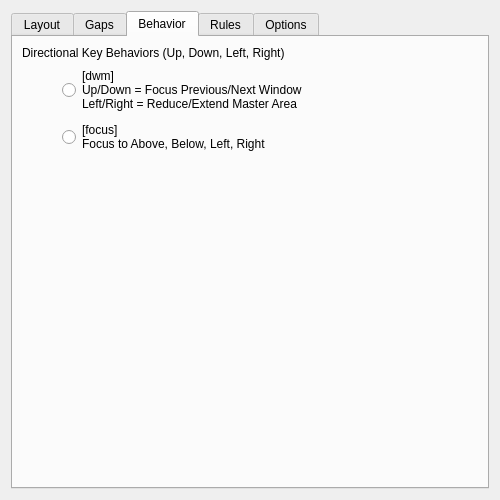
Qt form res/config.ui (Bismuth-Forge/bismuth) before a commit.
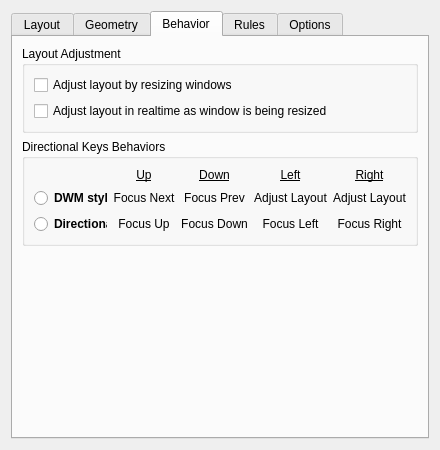
The same form after that commit. The open tabs and pages were chosen to show the change.

Commit message:
overhaul config UI
 * use groupbox instead of labels to split sections
 * improve sentences
 * item reorganization
 * etc...

The edit to the form file:
```diff
--- a/res/config.ui
+++ b/res/config.ui
@@ -6,10 +6,16 @@
    <rect>
     <x>0</x>
     <y>0</y>
-    <width>500</width>
-    <height>500</height>
+    <width>440</width>
+    <height>450</height>
    </rect>
   </property>
+  <property name="minimumSize">
+   <size>
+    <width>440</width>
+    <height>0</height>
+   </size>
+  </property>
   <property name="windowTitle">
    <string>Form</string>
   </property>
@@ -169,7 +175,7 @@
      </widget>
      <widget class="QWidget" name="gapsTab">
       <attribute name="title">
-       <string>Gaps</string>
+       <string>Geometry</string>
       </attribute>
       <layout class="QVBoxLayout" name="verticalLayout_5">
        <item>
@@ -284,41 +290,244 @@
       </attribute>
       <layout class="QVBoxLayout" name="verticalLayout_6">
        <item>
-        <widget class="QLabel" name="directionalKeyLabel">
+        <widget class="QGroupBox" name="groupBox_4">
+         <property name="title">
+          <string>Layout Adjustment</string>
+         </property>
+         <layout class="QVBoxLayout" name="verticalLayout_7">
+          <item>
+           <widget class="QCheckBox" name="kcfg_adjustLayout">
+            <property name="toolTip">
+             <string>Resizing window will cause layout to be adjusted. The actual behaviour might differ based on layout in use.</string>
+            </property>
          <property name="text">
-          <string>Directional Key Behaviors (Up, Down, Left, Right)</string>
+             <string>Adjust layout by resizing windows</string>
          </property>
         </widget>
        </item>
        <item>
-        <layout class="QVBoxLayout" name="directionalKeyLayout">
-         <property name="leftMargin">
-          <number>40</number>
-         </property>
-         <item>
-          <widget class="QRadioButton" name="kcfg_directionalKeyDwm">
+           <widget class="QCheckBox" name="kcfg_adjustLayoutLive">
+            <property name="toolTip">
+             <string>If enabled, resizing window will immediately adjust layout. If disabled, layout will be adjusted *after* window resizing is over.</string>
+            </property>
            <property name="text">
-            <string>[dwm]
-Up/Down = Focus Previous/Next Window
-Left/Right = Reduce/Extend Master Area</string>
-           </property>
-           <attribute name="buttonGroup">
-            <string notr="true">directionalKeyButtonGroup</string>
-           </attribute>
-          </widget>
-         </item>
+             <string>Adjust layout in realtime as window is being resized</string>
+            </property>
+           </widget>
+          </item>
+         </layout>
+        </widget>
+       </item>
          <item>
+        <widget class="QGroupBox" name="groupBox_3">
+         <property name="font">
+          <font>
+           <weight>50</weight>
+           <bold>false</bold>
+          </font>
+         </property>
+         <property name="title">
+          <string>Directional Keys Behaviors</string>
+         </property>
+         <layout class="QGridLayout" name="gridLayout_4">
+          <item row="0" column="1">
+           <widget class="QLabel" name="label_2">
+            <property name="font">
+             <font>
+              <weight>50</weight>
+              <italic>false</italic>
+              <bold>false</bold>
+              <underline>true</underline>
+             </font>
+            </property>
+            <property name="text">
+             <string>Up</string>
+            </property>
+            <property name="alignment">
+             <set>Qt::AlignCenter</set>
+            </property>
+           </widget>
+          </item>
+          <item row="2" column="0">
           <widget class="QRadioButton" name="kcfg_directionalKeyFocus">
+            <property name="sizePolicy">
+             <sizepolicy hsizetype="Maximum" vsizetype="Fixed">
+              <horstretch>0</horstretch>
+              <verstretch>0</verstretch>
+             </sizepolicy>
+            </property>
+            <property name="font">
+             <font>
+              <weight>75</weight>
+              <bold>true</bold>
+             </font>
+            </property>
            <property name="text">
-            <string>[focus]
-Focus to Above, Below, Left, Right</string>
+             <string>Directional</string>
            </property>
            <attribute name="buttonGroup">
             <string notr="true">directionalKeyButtonGroup</string>
            </attribute>
           </widget>
          </item>
-        </layout>
+          <item row="1" column="0">
+           <widget class="QRadioButton" name="kcfg_directionalKeyDwm">
+            <property name="sizePolicy">
+             <sizepolicy hsizetype="Maximum" vsizetype="Fixed">
+              <horstretch>0</horstretch>
+              <verstretch>0</verstretch>
+             </sizepolicy>
+            </property>
+            <property name="font">
+             <font>
+              <weight>75</weight>
+              <bold>true</bold>
+             </font>
+            </property>
+            <property name="text">
+             <string>DWM style</string>
+            </property>
+            <attribute name="buttonGroup">
+             <string notr="true">directionalKeyButtonGroup</string>
+            </attribute>
+           </widget>
+          </item>
+          <item row="0" column="3">
+           <widget class="QLabel" name="label_4">
+            <property name="font">
+             <font>
+              <weight>50</weight>
+              <italic>false</italic>
+              <bold>false</bold>
+              <underline>true</underline>
+             </font>
+            </property>
+            <property name="text">
+             <string>Left</string>
+            </property>
+            <property name="alignment">
+             <set>Qt::AlignCenter</set>
+            </property>
+           </widget>
+          </item>
+          <item row="1" column="1">
+           <widget class="QLabel" name="label">
+            <property name="text">
+             <string>Focus Next</string>
+            </property>
+            <property name="alignment">
+             <set>Qt::AlignCenter</set>
+            </property>
+           </widget>
+          </item>
+          <item row="0" column="2">
+           <widget class="QLabel" name="label_3">
+            <property name="font">
+             <font>
+              <weight>50</weight>
+              <italic>false</italic>
+              <bold>false</bold>
+              <underline>true</underline>
+             </font>
+            </property>
+            <property name="text">
+             <string>Down</string>
+            </property>
+            <property name="alignment">
+             <set>Qt::AlignCenter</set>
+            </property>
+           </widget>
+          </item>
+          <item row="0" column="4">
+           <widget class="QLabel" name="label_5">
+            <property name="font">
+             <font>
+              <weight>50</weight>
+              <italic>false</italic>
+              <bold>false</bold>
+              <underline>true</underline>
+             </font>
+            </property>
+            <property name="text">
+             <string>Right</string>
+            </property>
+            <property name="alignment">
+             <set>Qt::AlignCenter</set>
+            </property>
+           </widget>
+          </item>
+          <item row="1" column="2">
+           <widget class="QLabel" name="label_6">
+            <property name="text">
+             <string>Focus Prev</string>
+            </property>
+            <property name="alignment">
+             <set>Qt::AlignCenter</set>
+            </property>
+           </widget>
+          </item>
+          <item row="1" column="3">
+           <widget class="QLabel" name="label_7">
+            <property name="text">
+             <string>Adjust Layout</string>
+            </property>
+            <property name="alignment">
+             <set>Qt::AlignCenter</set>
+            </property>
+           </widget>
+          </item>
+          <item row="1" column="4">
+           <widget class="QLabel" name="label_8">
+            <property name="text">
+             <string>Adjust Layout</string>
+            </property>
+            <property name="alignment">
+             <set>Qt::AlignCenter</set>
+            </property>
+           </widget>
+          </item>
+          <item row="2" column="1">
+           <widget class="QLabel" name="label_9">
+            <property name="text">
+             <string>Focus Up</string>
+            </property>
+            <property name="alignment">
+             <set>Qt::AlignCenter</set>
+            </property>
+           </widget>
+          </item>
+          <item row="2" column="2">
+           <widget class="QLabel" name="label_10">
+            <property name="text">
+             <string>Focus Down</string>
+            </property>
+            <property name="alignment">
+             <set>Qt::AlignCenter</set>
+            </property>
+           </widget>
+          </item>
+          <item row="2" column="3">
+           <widget class="QLabel" name="label_11">
+            <property name="text">
+             <string>Focus Left</string>
+            </property>
+            <property name="alignment">
+             <set>Qt::AlignCenter</set>
+            </property>
+           </widget>
+          </item>
+          <item row="2" column="4">
+           <widget class="QLabel" name="label_12">
+            <property name="text">
+             <string>Focus Right</string>
+            </property>
+            <property name="alignment">
+             <set>Qt::AlignCenter</set>
+            </property>
+           </widget>
+          </item>
+         </layout>
+        </widget>
        </item>
        <item>
         <spacer name="behaviorTabSpacer">
@@ -523,34 +732,6 @@
          </property>
         </widget>
        </item>
-       <item>
-        <widget class="QCheckBox" name="kcfg_adjustLayout">
-         <property name="toolTip">
-          <string>Resizing window will cause layout to be adjusted. The actual behaviour might differ based on layout in use.</string>
-         </property>
-         <property name="text">
-          <string>Adjust layout by resizing windows with mouse</string>
-         </property>
-        </widget>
-       </item>
-       <item>
-        <layout class="QVBoxLayout" name="adjustLayoutLayout">
-         <property name="leftMargin">
-          <number>40</number>
-         </property>
-         <item>
-          <widget class="QCheckBox" name="kcfg_adjustLayoutLive">
-           <property name="toolTip">
-            <string>If enabled, resizing window will immediately adjust layout. If disabled, layout will be adjusted *after* window resizing is over.</string>
-           </property>
-           <property name="text">
-            <string>Live adjust as window is being resized
-(experimental)</string>
-           </property>
-          </widget>
-         </item>
-        </layout>
-       </item>
        <item>
         <widget class="QCheckBox" name="kcfg_keepFloatAbove">
          <property name="text">
```
Left out of the diff: 334 changed lines with no effect on the pictures. Lines whose indentation alone changed are shown as unchanged.
